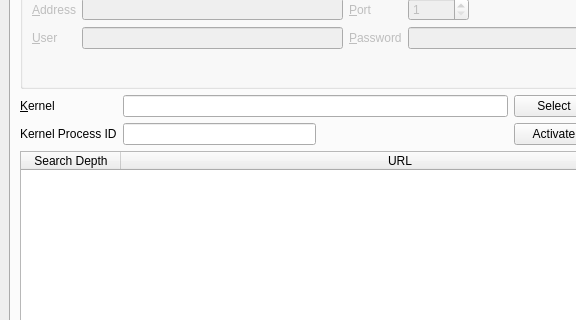
Before: the Qt Designer form UI/pandemonium.ui in nurfalie/pandamonium, drawn with Qt 5; both pictures show x 0 to 576 and y 122 to 442 of the 700 by 600 pixel window.
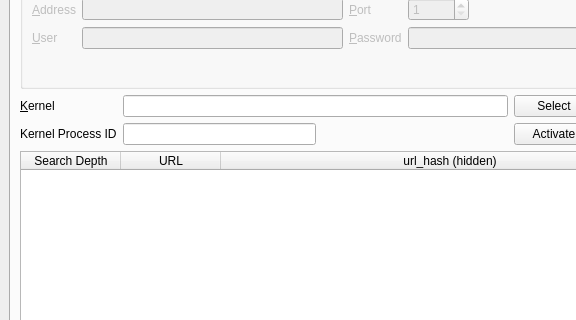
After: the same form once the commit is applied.

```diff
--- a/UI/pandemonium.ui
+++ b/UI/pandemonium.ui
@@ -272,6 +272,11 @@
             <string>URL</string>
            </property>
           </column>
+          <column>
+           <property name="text">
+            <string>url_hash (hidden)</string>
+           </property>
+          </column>
          </widget>
         </item>
         <item>
```
Left out of the diff: 28 changed lines with no effect on the pictures.
